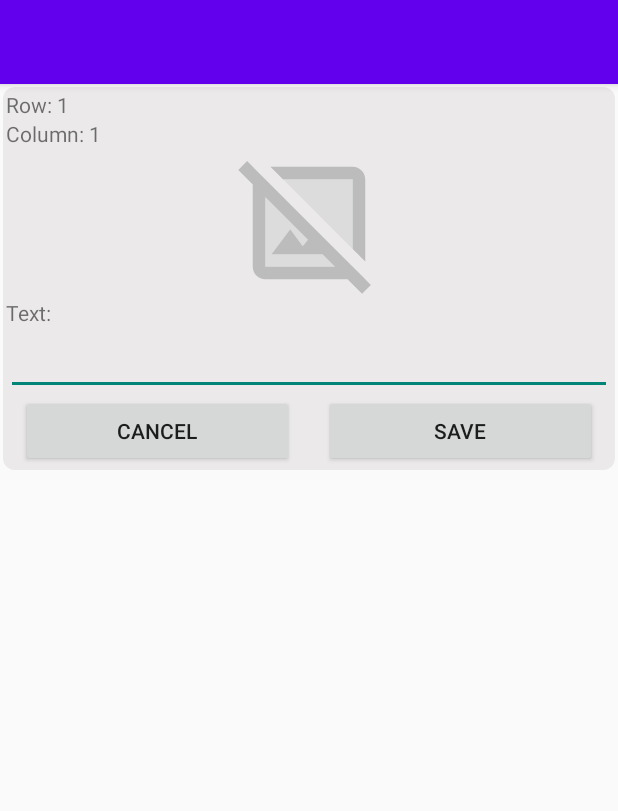
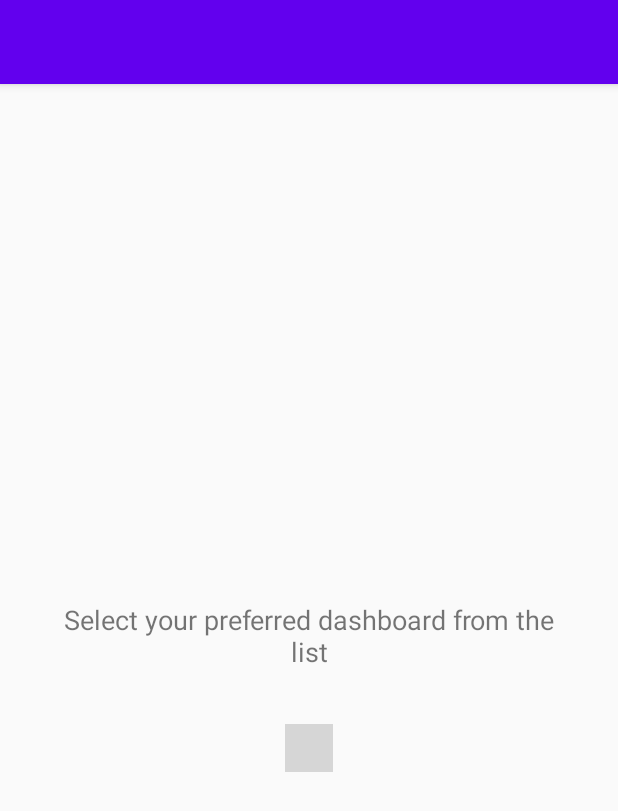
Before and after one commit to fesave/AAC-Board, an Android app: the screen it shows after launch (MainNavHostActivity), on a phone screen of 412 x 824 dp. Shown: the top 811 px of the screen. Run offline under Robolectric (Android 15) with nearby library versions, the phone set to English and light mode, and no system bars; our stand-ins replace Room's generated code, navigation-ui; libraries missing offline, so code that uses them is left out: com.karumi.dexter; pictures from the network do not load; 1 statement that could not run was skipped; grey boxes are pictures that could not be loaded.

Commit message:
Reset start navigation fragment Clean SearchPictogram viewmodel to remove debugging code around getUserLanguage

```diff
--- a/app/src/main/java/com/architectcoders/aacboard/ui/fragments/stateholder/EditBoardCellState.kt
+++ b/app/src/main/java/com/architectcoders/aacboard/ui/fragments/stateholder/EditBoardCellState.kt
@@ -17,8 +17,8 @@ class EditBoardCellState(
     }
 
     fun onCancel() {
-        //Destination.BACK -> findNavController().popBackStack()
-        navController.navigate(R.id.action_editBoardCell_to_mainDashboard)
+        navController.popBackStack()
+        //navController.navigate(R.id.action_editBoardCell_to_mainDashboard)
     }
 
     fun onSearchPictogram() {
--- a/app/src/main/java/com/architectcoders/aacboard/ui/fragments/viewmodel/SearchPictogramsViewModel.kt
+++ b/app/src/main/java/com/architectcoders/aacboard/ui/fragments/viewmodel/SearchPictogramsViewModel.kt
@@ -25,7 +25,6 @@ class SearchPictogramsViewModel(
     )
     val state: StateFlow<SearchPictogramUiState> get() = _state.asStateFlow()
 
-    @Suppress("UnusedPrivateMember")
     fun onSearchClicked(searchString: String) {
         if (searchString.isEmpty()) return
         updateUiState(
@@ -36,8 +35,7 @@ class SearchPictogramsViewModel(
             )
         )
         viewModelScope.launch {
-            val region = getUserLanguageUseCase()
-            val response = searchPictogramsUseCase("es", searchString)
+            val response = searchPictogramsUseCase(getUserLanguageUseCase(), searchString)
             when (response) {
                 is Success -> updateUiState(
                     _state.value.copy(
--- a/app/src/main/res/navigation/nav_graph.xml
+++ b/app/src/main/res/navigation/nav_graph.xml
@@ -3,7 +3,7 @@
     xmlns:app="http://schemas.android.com/apk/res-auto"
     xmlns:tools="http://schemas.android.com/tools"
     android:id="@+id/nav_graph"
-    app:startDestination="@id/edit_board_cell_dest">
+    app:startDestination="@id/main_dashboard_dest">
 
     <fragment
         android:id="@+id/main_dashboard_dest"
```
